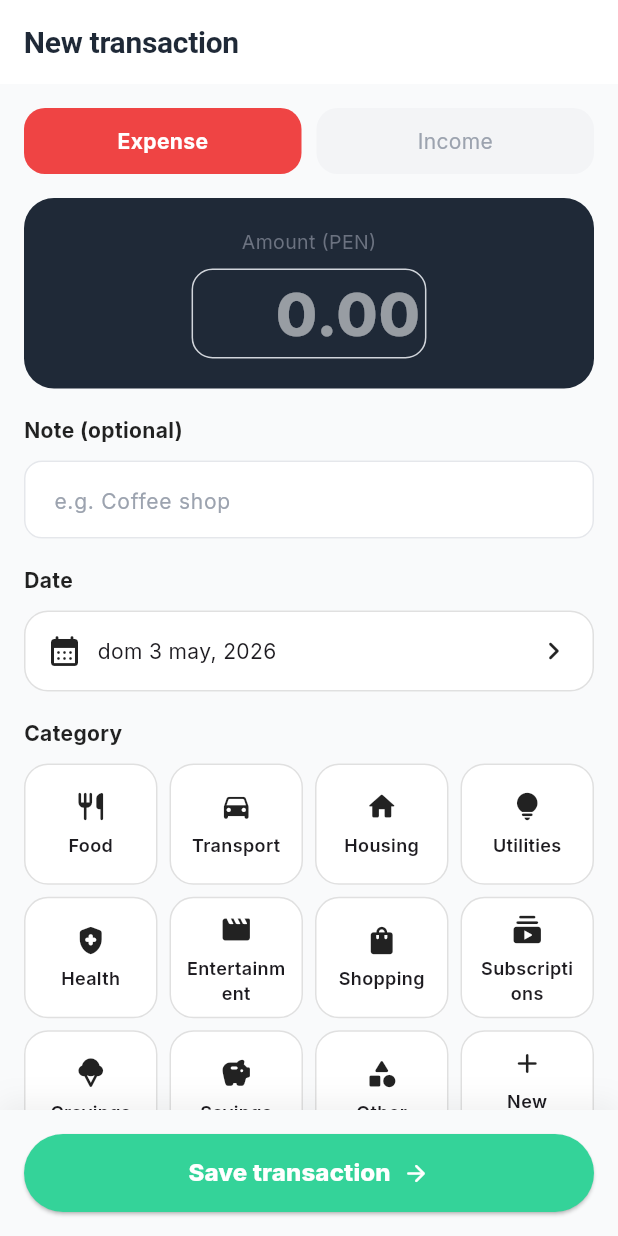
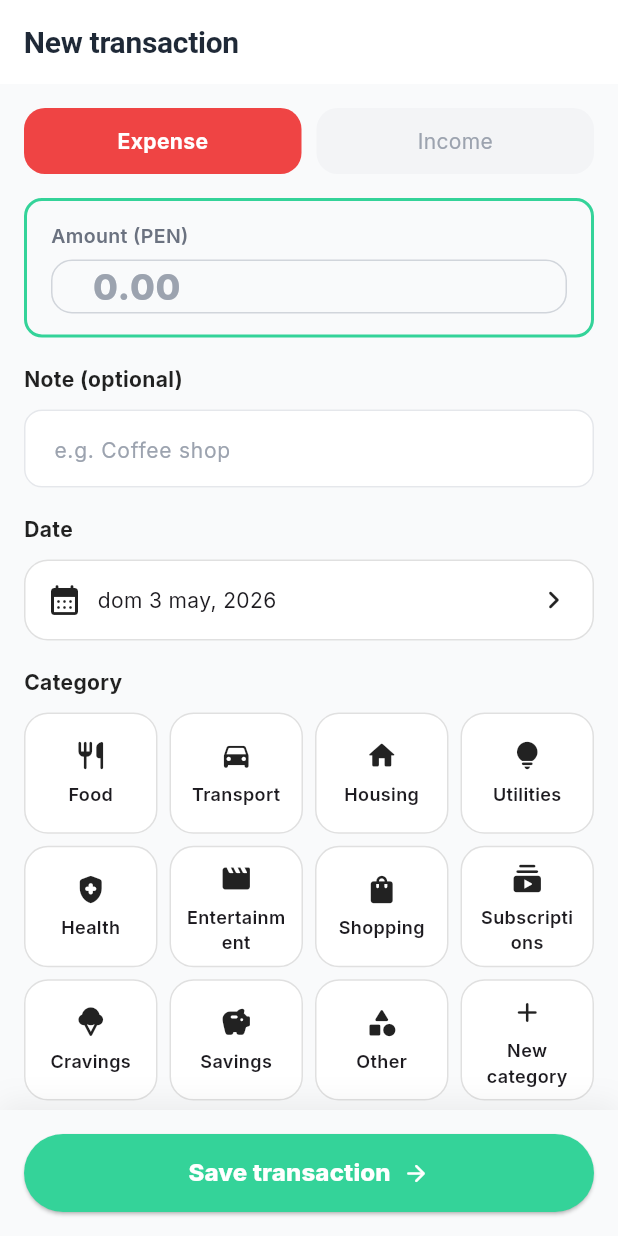
Before and after one commit to Tesis-2026/zenda_fronted_app, a Flutter app: the AddTransactionScreen screen opened by its route, on a phone screen of 412 x 824 dp. Run offline on Flutter 3.47's test engine with Material 3 defaults, Android fonts, the phone set to English and light mode, and no system bars; our stand-ins replace connectivity_plus, fl_chart, flutter_riverpod, flutter_secure_storage, go_router, google_fonts and 2 more; accounts and stored records are empty.

Commit message:
design: restyle amount field to match budget monthly-limit style (O0hZR + eonMK)
Replace dark #1F2937 amount card with budget-consistent style:
- Container: #F9FAFB bg, 12px radius, 2px #34D399 green border
- "S/" prefix: #34D399 green, 18px bold
- Amount text: #1F2937 dark, 24px extra-bold
- Hint text: #9CA3AF gray (add transaction only)

Applies to both Add Transaction and Edit Transaction screens.

Co-Authored-By: Claude Sonnet 4.6 <noreply@anthropic.com>

```diff
--- a/lib/features/transactions/add_transaction_screen.dart
+++ b/lib/features/transactions/add_transaction_screen.dart
@@ -223,36 +223,38 @@ class _AddTransactionScreenState extends ConsumerState<AddTransactionScreen> {
                     ),
                     const SizedBox(height: 16),
 
-                    // Amount dark card
+                    // Amount input — budget style
                     Container(
                       width: double.infinity,
-                      padding: const EdgeInsets.all(20),
+                      padding: const EdgeInsets.symmetric(
+                          horizontal: 16, vertical: 14),
                       decoration: BoxDecoration(
-                        color: const Color(0xFF1F2937),
-                        borderRadius: BorderRadius.circular(20),
+                        color: const Color(0xFFF9FAFB),
+                        borderRadius: BorderRadius.circular(12),
+                        border: Border.all(
+                            color: const Color(0xFF34D399), width: 2),
                       ),
                       child: Column(
-                        crossAxisAlignment: CrossAxisAlignment.center,
+                        crossAxisAlignment: CrossAxisAlignment.start,
                         children: [
                           Text(
                             l10n.txAmountLabel,
                             style: const TextStyle(
                               color: Color(0xFF6B7280),
                               fontSize: 13,
+                              fontWeight: FontWeight.w600,
                             ),
                           ),
-                          const SizedBox(height: 8),
-                          IntrinsicWidth(
-                            child: TextField(
+                          const SizedBox(height: 6),
+                          TextField(
                             controller: _amountController,
                             keyboardType: const TextInputType.numberWithOptions(
                               decimal: true,
                             ),
                             textInputAction: TextInputAction.next,
-                              textAlign: TextAlign.center,
                             style: const TextStyle(
-                                color: Colors.white,
-                                fontSize: 40,
+                              color: Color(0xFF1F2937),
+                              fontSize: 24,
                               fontWeight: FontWeight.w800,
                             ),
                             decoration: const InputDecoration(
@@ -262,19 +264,18 @@ class _AddTransactionScreenState extends ConsumerState<AddTransactionScreen> {
                               contentPadding: EdgeInsets.zero,
                               prefixText: 'S/ ',
                               prefixStyle: TextStyle(
-                                  color: Colors.white,
-                                  fontSize: 40,
-                                  fontWeight: FontWeight.w800,
+                                color: Color(0xFF34D399),
+                                fontSize: 18,
+                                fontWeight: FontWeight.w700,
                               ),
                               hintText: '0.00',
                               hintStyle: TextStyle(
-                                  color: Colors.white54,
-                                  fontSize: 40,
+                                color: Color(0xFF9CA3AF),
+                                fontSize: 24,
                                 fontWeight: FontWeight.w800,
                               ),
                             ),
                             onChanged: controller.setAmountFromText,
-                            ),
                           ),
                         ],
                       ),
```
Also changed, not shown: lib/features/transactions/edit_transaction_screen.dart (+14 -10 lines). Lines whose indentation alone changed are shown as unchanged.
